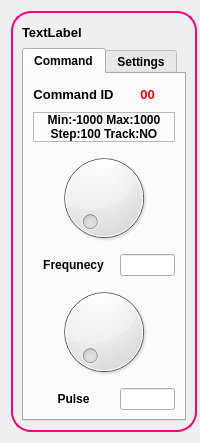
Above: siggenW.ui from devlabnet/YASP before the change. Below: the same form after it.
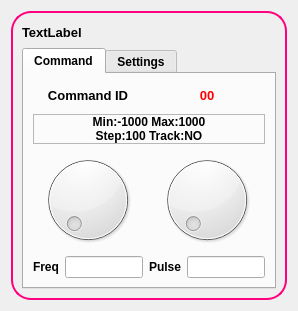
That is the form after the change. Icons and pictures are not drawn. Custom widgets are drawn as their Qt base class.

Commit message: 29/03/2019 at 18:03:15  M siggenW.ui  M siggenw.cpp  M siggenw.h

```diff
--- a/siggenW.ui
+++ b/siggenW.ui
@@ -6,22 +6,16 @@
    <rect>
     <x>0</x>
     <y>0</y>
-    <width>200</width>
-    <height>443</height>
+    <width>298</width>
+    <height>311</height>
    </rect>
   </property>
   <property name="sizePolicy">
-   <sizepolicy hsizetype="MinimumExpanding" vsizetype="MinimumExpanding">
+   <sizepolicy hsizetype="Minimum" vsizetype="Minimum">
     <horstretch>0</horstretch>
-    <verstretch>14</verstretch>
+    <verstretch>0</verstretch>
    </sizepolicy>
   </property>
-  <property name="minimumSize">
-   <size>
-    <width>200</width>
-    <height>0</height>
-   </size>
-  </property>
   <property name="windowTitle">
    <string>Form</string>
   </property>
@@ -164,11 +158,18 @@
           <string>Command</string>
          </attribute>
          <layout class="QGridLayout" name="gridLayout">
-          <item row="2" column="0" colspan="2">
-           <widget class="QDial" name="freqSpin"/>
-          </item>
           <item row="3" column="1">
-           <widget class="QLineEdit" name="freqVal"/>
+           <widget class="QLineEdit" name="freqVal">
+            <property name="sizePolicy">
+             <sizepolicy hsizetype="Minimum" vsizetype="Fixed">
+              <horstretch>0</horstretch>
+              <verstretch>0</verstretch>
+             </sizepolicy>
+            </property>
+            <property name="maxLength">
+             <number>10</number>
+            </property>
+           </widget>
           </item>
           <item row="3" column="0">
            <widget class="QLabel" name="Value">
@@ -179,38 +180,21 @@
              </font>
             </property>
             <property name="text">
-             <string>Frequnecy</string>
+             <string>Freq</string>
             </property>
             <property name="alignment">
              <set>Qt::AlignCenter</set>
             </property>
            </widget>
           </item>
-          <item row="0" column="1">
-           <widget class="QLabel" name="cmdLabelId">
-            <property name="font">
-             <font>
-              <pointsize>10</pointsize>
-              <weight>75</weight>
-              <bold>true</bold>
-             </font>
-            </property>
-            <property name="autoFillBackground">
-             <bool>false</bool>
-            </property>
-            <property name="styleSheet">
-             <string notr="true">color: rgb(255, 0, 0);</string>
-            </property>
-            <property name="text">
-             <string>00</string>
-            </property>
-            <property name="alignment">
-             <set>Qt::AlignCenter</set>
-            </property>
-           </widget>
-          </item>
-          <item row="1" column="0" colspan="2">
+          <item row="1" column="0" colspan="4">
            <widget class="QLabel" name="labelInfo">
+            <property name="sizePolicy">
+             <sizepolicy hsizetype="Minimum" vsizetype="Minimum">
+              <horstretch>0</horstretch>
+              <verstretch>0</verstretch>
+             </sizepolicy>
+            </property>
             <property name="font">
              <font>
               <weight>75</weight>
@@ -232,8 +216,14 @@
             </property>
            </widget>
           </item>
-          <item row="0" column="0">
+          <item row="0" column="0" colspan="2">
            <widget class="QLabel" name="label_2">
+            <property name="sizePolicy">
+             <sizepolicy hsizetype="Minimum" vsizetype="Minimum">
+              <horstretch>0</horstretch>
+              <verstretch>0</verstretch>
+             </sizepolicy>
+            </property>
             <property name="font">
              <font>
               <pointsize>10</pointsize>
@@ -249,10 +239,7 @@
             </property>
            </widget>
           </item>
-          <item row="4" column="0" colspan="2">
-           <widget class="QDial" name="pulseSpin"/>
-          </item>
-          <item row="5" column="0">
+          <item row="3" column="2">
            <widget class="QLabel" name="pulseLabel">
             <property name="font">
              <font>
@@ -268,8 +255,79 @@
             </property>
            </widget>
           </item>
-          <item row="5" column="1">
-           <widget class="QLineEdit" name="pulsePC"/>
+          <item row="3" column="3">
+           <widget class="QLineEdit" name="pulsePC">
+            <property name="sizePolicy">
+             <sizepolicy hsizetype="Minimum" vsizetype="Fixed">
+              <horstretch>0</horstretch>
+              <verstretch>0</verstretch>
+             </sizepolicy>
+            </property>
+            <property name="maxLength">
+             <number>10</number>
+            </property>
+            <property name="frame">
+             <bool>true</bool>
+            </property>
+           </widget>
+          </item>
+          <item row="2" column="2" colspan="2">
+           <widget class="QDial" name="pulseSpin">
+            <property name="sizePolicy">
+             <sizepolicy hsizetype="Minimum" vsizetype="Minimum">
+              <horstretch>0</horstretch>
+              <verstretch>0</verstretch>
+             </sizepolicy>
+            </property>
+            <property name="focusPolicy">
+             <enum>Qt::NoFocus</enum>
+            </property>
+           </widget>
+          </item>
+          <item row="2" column="0" colspan="2">
+           <widget class="QDial" name="freqSpin">
+            <property name="sizePolicy">
+             <sizepolicy hsizetype="Minimum" vsizetype="Minimum">
+              <horstretch>0</horstretch>
+              <verstretch>0</verstretch>
+             </sizepolicy>
+            </property>
+            <property name="focusPolicy">
+             <enum>Qt::NoFocus</enum>
+            </property>
+            <property name="autoFillBackground">
+             <bool>false</bool>
+            </property>
+           </widget>
+          </item>
+          <item row="0" column="2" colspan="2">
+           <widget class="QLabel" name="cmdLabelId">
+            <property name="sizePolicy">
+             <sizepolicy hsizetype="Minimum" vsizetype="Minimum">
+              <horstretch>0</horstretch>
+              <verstretch>0</verstretch>
+             </sizepolicy>
+            </property>
+            <property name="font">
+             <font>
+              <pointsize>10</pointsize>
+              <weight>75</weight>
+              <bold>true</bold>
+             </font>
+            </property>
+            <property name="autoFillBackground">
+             <bool>false</bool>
+            </property>
+            <property name="styleSheet">
+             <string notr="true">color: rgb(255, 0, 0);</string>
+            </property>
+            <property name="text">
+             <string>00</string>
+            </property>
+            <property name="alignment">
+             <set>Qt::AlignCenter</set>
+            </property>
+           </widget>
           </item>
          </layout>
         </widget>
@@ -286,6 +344,12 @@
          <layout class="QFormLayout" name="formLayout">
           <item row="0" column="0">
            <widget class="QLabel" name="label_3">
+            <property name="sizePolicy">
+             <sizepolicy hsizetype="Minimum" vsizetype="Preferred">
+              <horstretch>0</horstretch>
+              <verstretch>0</verstretch>
+             </sizepolicy>
+            </property>
             <property name="font">
              <font>
               <weight>75</weight>
@@ -298,7 +362,17 @@
            </widget>
           </item>
           <item row="0" column="1">
-           <widget class="QLineEdit" name="cmdLabel"/>
+           <widget class="QLineEdit" name="cmdLabel">
+            <property name="sizePolicy">
+             <sizepolicy hsizetype="Minimum" vsizetype="Fixed">
+              <horstretch>0</horstretch>
+              <verstretch>0</verstretch>
+             </sizepolicy>
+            </property>
+            <property name="maxLength">
+             <number>10</number>
+            </property>
+           </widget>
           </item>
           <item row="1" column="0">
            <widget class="QRadioButton" name="Pulse">
@@ -384,7 +458,17 @@
            </widget>
           </item>
           <item row="5" column="1">
-           <widget class="QSpinBox" name="sampleRateVal"/>
+           <widget class="QSpinBox" name="sampleRateVal">
+            <property name="alignment">
+             <set>Qt::AlignLeading|Qt::AlignLeft|Qt::AlignVCenter</set>
+            </property>
+            <property name="suffix">
+             <string>Hz</string>
+            </property>
+            <property name="prefix">
+             <string/>
+            </property>
+           </widget>
           </item>
           <item row="6" column="0">
            <widget class="QRadioButton" name="freqTracking">
@@ -420,6 +504,12 @@
           </item>
           <item row="7" column="0">
            <widget class="QLabel" name="Resolution">
+            <property name="sizePolicy">
+             <sizepolicy hsizetype="Minimum" vsizetype="Preferred">
+              <horstretch>0</horstretch>
+              <verstretch>0</verstretch>
+             </sizepolicy>
+            </property>
             <property name="font">
              <font>
               <weight>75</weight>
@@ -433,6 +523,12 @@
           </item>
           <item row="7" column="1">
            <widget class="QComboBox" name="resVal">
+            <property name="sizePolicy">
+             <sizepolicy hsizetype="Minimum" vsizetype="Fixed">
+              <horstretch>0</horstretch>
+              <verstretch>0</verstretch>
+             </sizepolicy>
+            </property>
             <property name="currentIndex">
              <number>-1</number>
             </property>
```
The commit also changes 2 other files.
